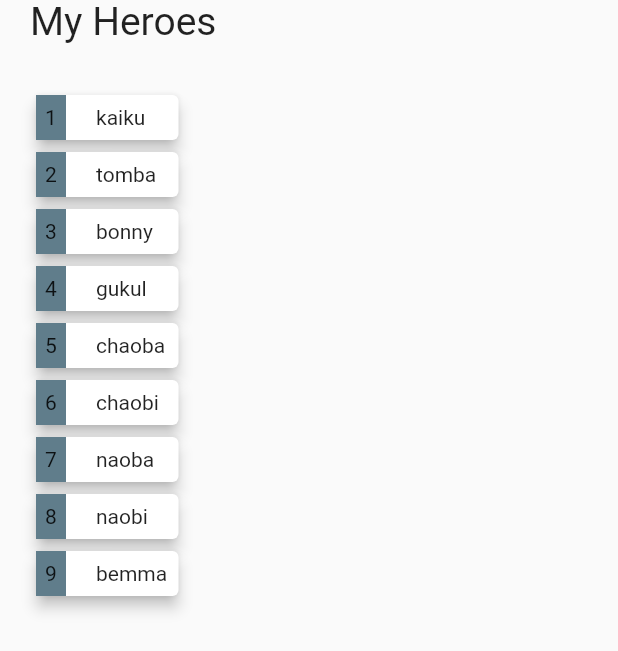
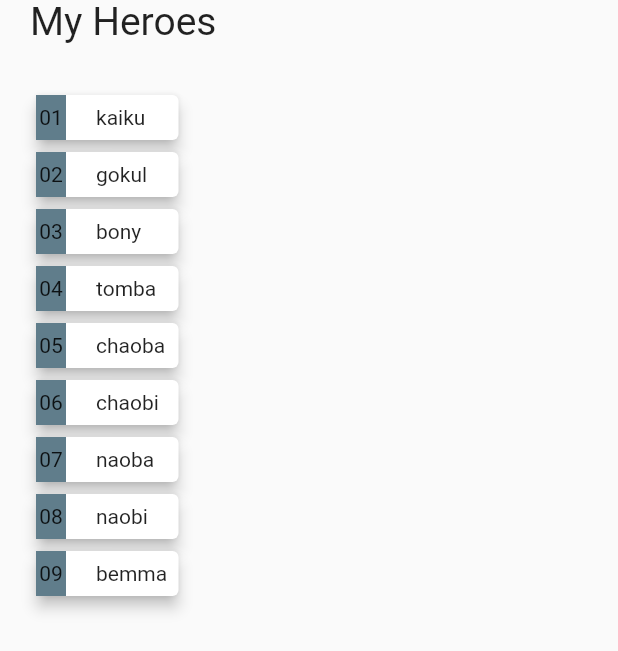
Before and after one commit to lanjAdabA/task, a Flutter app: the DashboardPage screen opened by its route, after a tap on "Heroes", on a phone screen of 412 x 824 dp. Shown: the part 235-886 px from the top of the screen. Run offline on Flutter 3.47's test engine with Material 2 defaults, Android fonts, the phone set to English and light mode, and no system bars; our stand-ins replace auto_route.

```diff
--- a/lib/Page/Dashboard.page.dart
+++ b/lib/Page/Dashboard.page.dart
@@ -13,7 +13,8 @@ class _DashboardState extends State<DashboardPage> {
   @override
   Widget build(BuildContext context) {
     return Scaffold(
-      body: Padding(
+      body: SafeArea(
+        child: Padding(
           padding: const EdgeInsets.all(20.0),
           child: Column(
             crossAxisAlignment: CrossAxisAlignment.start,
@@ -159,6 +160,7 @@ class _DashboardState extends State<DashboardPage> {
             ],
           ),
         ),
+      ),
     );
   }
 }
--- a/lib/Page/heroList.page.dart
+++ b/lib/Page/heroList.page.dart
@@ -13,21 +13,22 @@ class HeroListPage extends StatefulWidget {
 class _DashboardState extends State<HeroListPage> {
   @override
   List<Map<String, dynamic>> hero = [
-    {"name": "kaiku", "sl": "1"},
-    {"name": "tomba", "sl": "2"},
-    {"name": "bonny", "sl": "3"},
-    {"name": "gukul", "sl": "4"},
-    {"name": "chaoba", "sl": "5"},
-    {"name": "chaobi", "sl": "6"},
-    {"name": "naoba", "sl": "7"},
-    {"name": "naobi", "sl": "8"},
-    {"name": "bemma", "sl": "9"},
+    {"name": "kaiku", "sl": "01"},
+    {"name": "gokul", "sl": "02"},
+    {"name": "bony", "sl": "03"},
+    {"name": "tomba", "sl": "04"},
+    {"name": "chaoba", "sl": "05"},
+    {"name": "chaobi", "sl": "06"},
+    {"name": "naoba", "sl": "07"},
+    {"name": "naobi", "sl": "08"},
+    {"name": "bemma", "sl": "09"},
   ];
 
   @override
   Widget build(BuildContext context) {
     return Scaffold(
       body: SingleChildScrollView(
+        child: SafeArea(
           child: Padding(
             padding: const EdgeInsets.all(20.0),
             child: Column(
@@ -51,8 +52,8 @@ class _DashboardState extends State<HeroListPage> {
                                 MaterialStatePropertyAll(Colors.grey[300]),
                             backgroundColor:
                                 MaterialStatePropertyAll(Colors.grey[300]),
-                          overlayColor:
-                              const MaterialStatePropertyAll(Colors.blueGrey)),
+                            overlayColor: const MaterialStatePropertyAll(
+                                Colors.blueGrey)),
                         onPressed: () {
                           context.router.push(const DashboardRoute());
                         },
@@ -70,8 +71,8 @@ class _DashboardState extends State<HeroListPage> {
                         style: ButtonStyle(
                             backgroundColor:
                                 MaterialStatePropertyAll(Colors.grey[300]),
-                          overlayColor:
-                              const MaterialStatePropertyAll(Colors.blueGrey)),
+                            overlayColor: const MaterialStatePropertyAll(
+                                Colors.blueGrey)),
                         onPressed: () {
                           context.router.push(const HeroListRoute());
                         },
@@ -106,6 +107,7 @@ class _DashboardState extends State<HeroListPage> {
             ),
           ),
         ),
+      ),
     );
   }
 }
--- a/lib/Page/main.page.dart
+++ b/lib/Page/main.page.dart
@@ -13,7 +13,8 @@ class _DashboardState extends State<MainPage> {
   @override
   Widget build(BuildContext context) {
     return Scaffold(
-      body: Padding(
+      body: SafeArea(
+        child: Padding(
           padding: const EdgeInsets.all(20.0),
           child: Column(
             crossAxisAlignment: CrossAxisAlignment.start,
@@ -70,85 +71,8 @@ class _DashboardState extends State<MainPage> {
                 ],
               ),
               const SizedBox(height: 40),
-            // Container(
-            //   padding: const EdgeInsets.all(8),
-            //   child: Column(
-            //     children: [
-            //       Row(
-            //         mainAxisAlignment: MainAxisAlignment.center,
-            //         children: const [
-            //           Text(
-            //             "Top Heroes",
-            //             style: TextStyle(fontSize: 26),
-            //           ),
-            //         ],
-            //       ),
-            //       const SizedBox(height: 30),
-            //       Row(
-            //         mainAxisAlignment: MainAxisAlignment.spaceEvenly,
-            //         children: [
-            //           ElevatedButton(
-            //               style: const ButtonStyle(
-            //                   backgroundColor:
-            //                       MaterialStatePropertyAll(Colors.blueGrey),
-            //                   overlayColor:
-            //                       MaterialStatePropertyAll(Colors.black45)),
-            //               onPressed: () {},
-            //               child: const Text(
-            //                 "kaiku",
-            //                 style: TextStyle(
-            //                   color: Colors.white,
-            //                 ),
-            //                 selectionColor: Colors.white,
-            //               )),
-            //           ElevatedButton(
-            //               style: const ButtonStyle(
-            //                   backgroundColor:
-            //                       MaterialStatePropertyAll(Colors.blueGrey),
-            //                   overlayColor:
-            //                       MaterialStatePropertyAll(Colors.black45)),
-            //               onPressed: () {},
-            //               child: const Text(
-            //                 "gokul",
-            //                 style: TextStyle(
-            //                   color: Colors.white,
-            //                 ),
-            //                 selectionColor: Colors.white,
-            //               )),
-            //           ElevatedButton(
-            //               style: const ButtonStyle(
-            //                   backgroundColor:
-            //                       MaterialStatePropertyAll(Colors.blueGrey),
-            //                   overlayColor:
-            //                       MaterialStatePropertyAll(Colors.black45)),
-            //               onPressed: () {},
-            //               child: const Text(
-            //                 "bony",
-            //                 style: TextStyle(
-            //                   color: Colors.white,
-            //                 ),
-            //                 selectionColor: Colors.white,
-            //               )),
-            //           ElevatedButton(
-            //               style: const ButtonStyle(
-            //                   backgroundColor:
-            //                       MaterialStatePropertyAll(Colors.blueGrey),
-            //                   overlayColor:
-            //                       MaterialStatePropertyAll(Colors.black45)),
-            //               onPressed: () {},
-            //               child: const Text(
-            //                 "tomba",
-            //                 style: TextStyle(
-            //                   color: Colors.white,
-            //                 ),
-            //                 selectionColor: Colors.white,
-            //               )),
-            //         ],
-            //       )
-            //     ],
-            //   ),
-            // )
             ],
+          ),
         ),
       ),
     );
```
Lines whose indentation alone changed are shown as unchanged.
